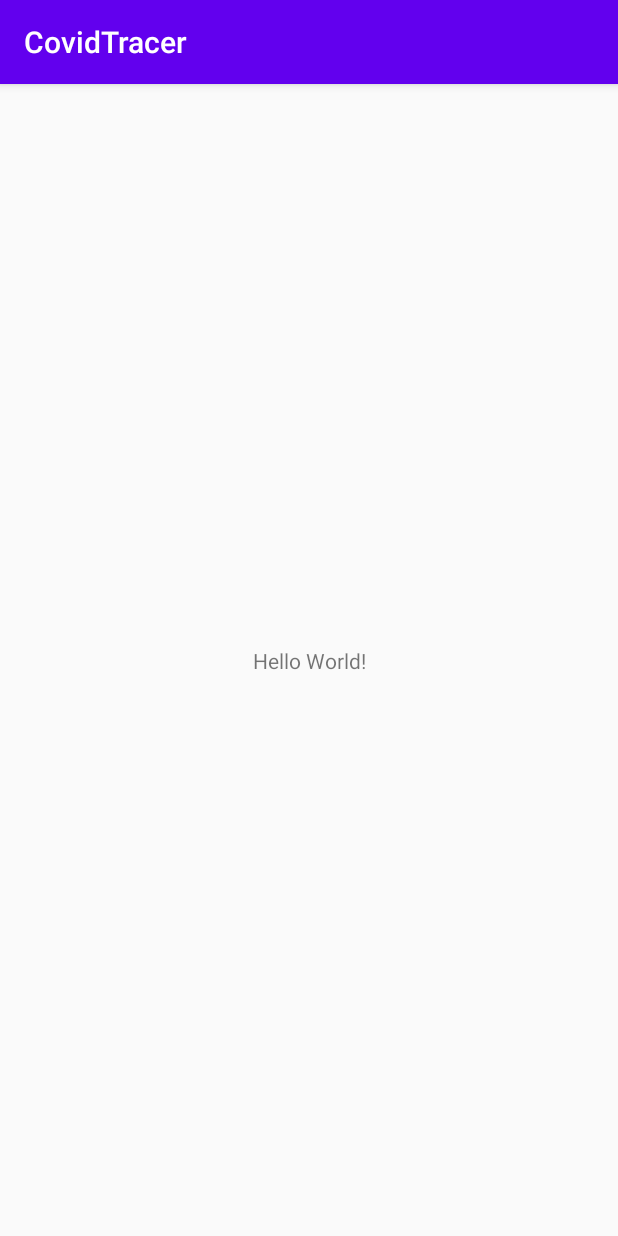
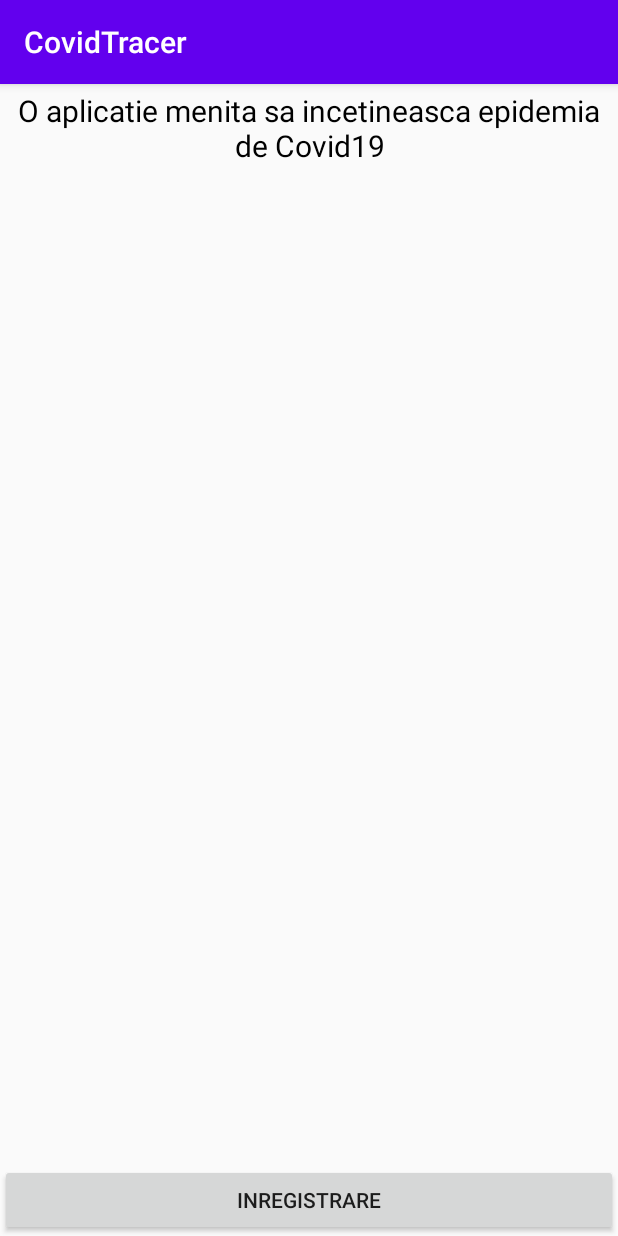
Before and after one commit to alexandrumeterez/covidtracer, an Android app: the screen it shows after launch (MainActivity), on a phone screen of 412 x 824 dp. Run offline under Robolectric (Android 15) with nearby library versions, the phone set to English and light mode, and no system bars.

Commit message:
added a few fragments and activity

```diff
--- a/app/build.gradle
+++ b/app/build.gradle
@@ -28,6 +28,7 @@ dependencies {
 
     implementation 'androidx.appcompat:appcompat:1.1.0'
     implementation 'androidx.constraintlayout:constraintlayout:1.1.3'
+    implementation 'androidx.legacy:legacy-support-v4:1.0.0'
     testImplementation 'junit:junit:4.12'
     androidTestImplementation 'androidx.test.ext:junit:1.1.1'
     androidTestImplementation 'androidx.test.espresso:espresso-core:3.2.0'
--- a/app/src/main/AndroidManifest.xml
+++ b/app/src/main/AndroidManifest.xml
@@ -9,6 +9,7 @@
         android:roundIcon="@mipmap/ic_launcher_round"
         android:supportsRtl="true"
         android:theme="@style/AppTheme">
+        <activity android:name=".WorkActivity"></activity>
         <activity android:name=".MainActivity">
             <intent-filter>
                 <action android:name="android.intent.action.MAIN" />
--- a/app/src/main/java/com/example/covidtracer/MainActivity.java
+++ b/app/src/main/java/com/example/covidtracer/MainActivity.java
@@ -1,14 +1,29 @@
 package com.example.covidtracer;
 
 import androidx.appcompat.app.AppCompatActivity;
+import androidx.fragment.app.FragmentTransaction;
 
+import android.content.Intent;
 import android.os.Bundle;
+import android.view.View;
+import android.widget.Button;
 
 public class MainActivity extends AppCompatActivity {
+    private Button btnRegister;
 
     @Override
     protected void onCreate(Bundle savedInstanceState) {
         super.onCreate(savedInstanceState);
         setContentView(R.layout.activity_main);
+
+        btnRegister = findViewById(R.id.btn_register);
+        btnRegister.setOnClickListener(new View.OnClickListener() {
+            @Override
+            public void onClick(View v) {
+                Intent intent = new Intent(MainActivity.this, WorkActivity.class);
+                intent.addFlags(Intent.FLAG_ACTIVITY_CLEAR_TASK|Intent.FLAG_ACTIVITY_NEW_TASK);
+                startActivity(intent);
+            }
+        });
     }
 }
--- a/app/src/main/res/layout/activity_main.xml
+++ b/app/src/main/res/layout/activity_main.xml
@@ -2,17 +2,31 @@
 <androidx.constraintlayout.widget.ConstraintLayout xmlns:android="http://schemas.android.com/apk/res/android"
     xmlns:app="http://schemas.android.com/apk/res-auto"
     xmlns:tools="http://schemas.android.com/tools"
+    android:id="@+id/container"
     android:layout_width="match_parent"
     android:layout_height="match_parent"
     tools:context=".MainActivity">
-
     <TextView
-        android:layout_width="wrap_content"
+        android:id="@+id/txt_app_description"
+        android:layout_width="match_parent"
         android:layout_height="wrap_content"
-        android:text="Hello World!"
-        app:layout_constraintBottom_toBottomOf="parent"
-        app:layout_constraintLeft_toLeftOf="parent"
-        app:layout_constraintRight_toRightOf="parent"
+        android:gravity="center"
+        android:padding="4dp"
+        android:text="@string/app_description"
+        android:textAppearance="@style/AppTheme"
+        android:textSize="20sp"
+        app:layout_constraintStart_toStartOf="parent"
         app:layout_constraintTop_toTopOf="parent" />
 
+    <Button
+        android:id="@+id/btn_register"
+        android:layout_width="match_parent"
+        android:layout_height="0dp"
+        android:layout_weight="1"
+        android:gravity="center"
+        android:text="@string/btn_register"
+        app:layout_constraintBottom_toBottomOf="parent"
+        app:layout_constraintEnd_toEndOf="parent"
+        app:layout_constraintStart_toStartOf="parent" />
+
 </androidx.constraintlayout.widget.ConstraintLayout>
--- a/app/src/main/res/values/strings.xml
+++ b/app/src/main/res/values/strings.xml
@@ -1,3 +1,8 @@
 <resources>
     <string name="app_name">CovidTracer</string>
+    <string name="app_description">O aplicatie menita sa incetineasca epidemia de Covid19</string>
+    <string name="btn_register">Inregistrare</string>
+    <string name="edit_surname">Prenume</string>
+    <string name="edit_family_name">Nume</string>
+    <string name="btn_next">Continua</string>
 </resources>
```
Also changed, not shown: app/src/main/java/com/example/covidtracer/DescriptionFragment.java (added, +40 -0 lines), app/src/main/java/com/example/covidtracer/RegisterFragment.java (added, +38 -0 lines), app/src/main/java/com/example/covidtracer/WorkActivity.java (added, +20 -0 lines), app/src/main/res/layout/activity_work.xml (added, +16 -0 lines), app/src/main/res/layout/fragment_description.xml (added, +26 -0 lines), app/src/main/res/layout/fragment_register.xml (added, +50 -0 lines).
